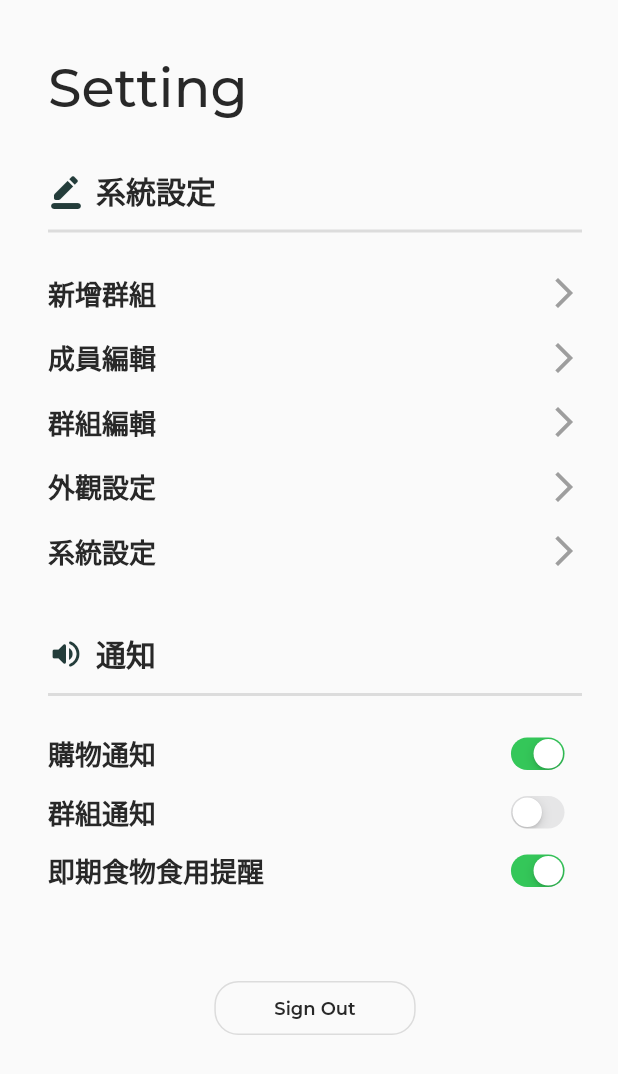
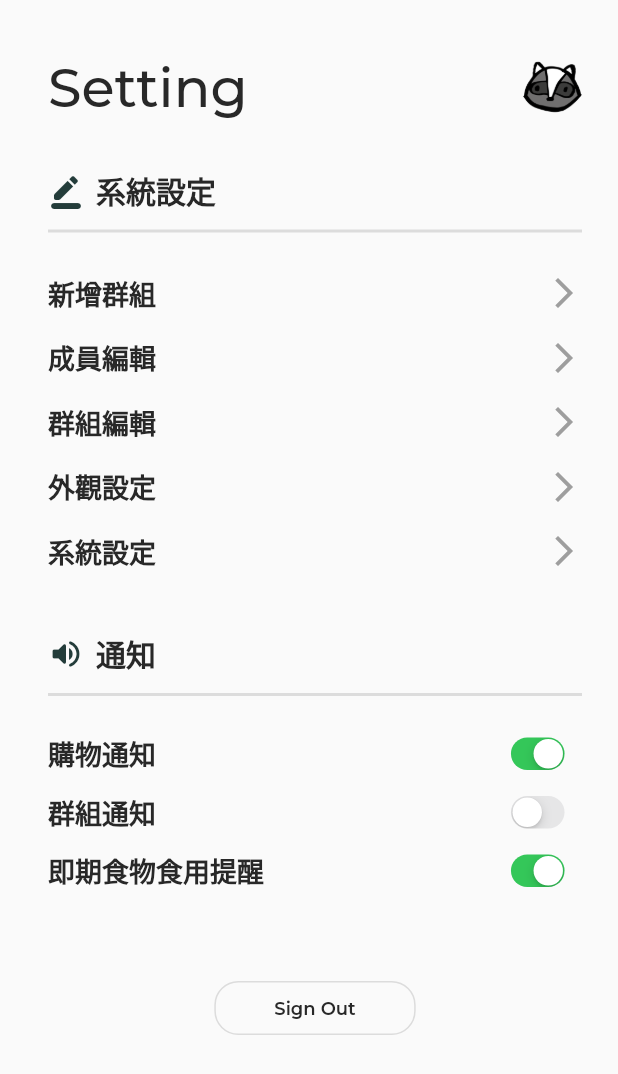
Before and after one commit to SHUSHU010829/Save_food_Battle, a Flutter app: the SettingPage screen opened directly, on a phone screen of 412 x 824 dp. Shown: the top 1074 px of the screen. Run offline on Flutter 3.47's test engine with Material 2 defaults, Android fonts, the phone set to English and light mode, and no system bars; Roboto replaces fonts that are missing (GenRyuMin); project files that could hold a hidden picture were left out.

Commit message:
update setting page avatar

```diff
--- a/frontend/lib/page/navpage/setting_page.dart
+++ b/frontend/lib/page/navpage/setting_page.dart
@@ -16,6 +16,9 @@ class _SettingPageState extends State<SettingPage> {
         padding: const EdgeInsets.only(left: 32, top: 36, right: 24),
         child: ListView(
           children: [
+            Row(
+              mainAxisAlignment: MainAxisAlignment.spaceBetween,
+              children: [
                 const Text(
                   "Setting",
                   style: TextStyle(
@@ -24,6 +27,17 @@ class _SettingPageState extends State<SettingPage> {
                     fontFamily: 'Montserrat',
                     color: Color.fromRGBO(40, 40, 40, 1),
                   ),
+                ),
+                Container(
+                  width: 40,
+                  height: 40,
+                  decoration: const BoxDecoration(
+                    image: DecorationImage(
+                      image: AssetImage('assets/images/頭像.png'),
+                    ),
+                  ),
+                ),
+              ],
             ),
             const SizedBox(
               height: 32,
```
Lines whose indentation alone changed are shown as unchanged.
